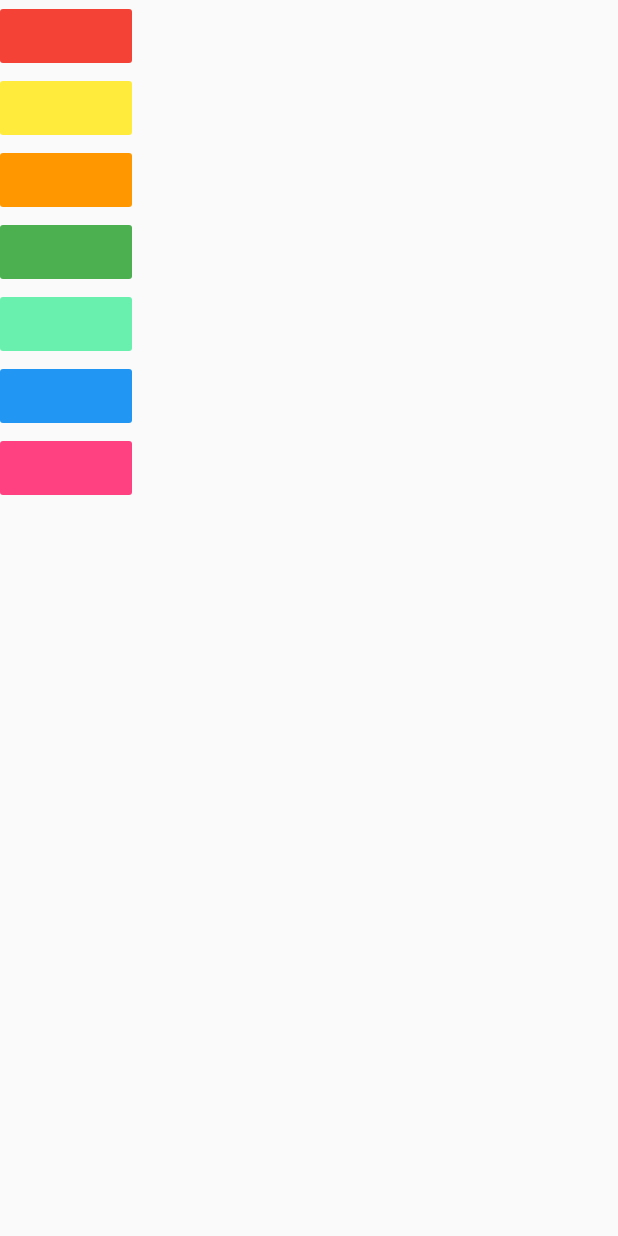
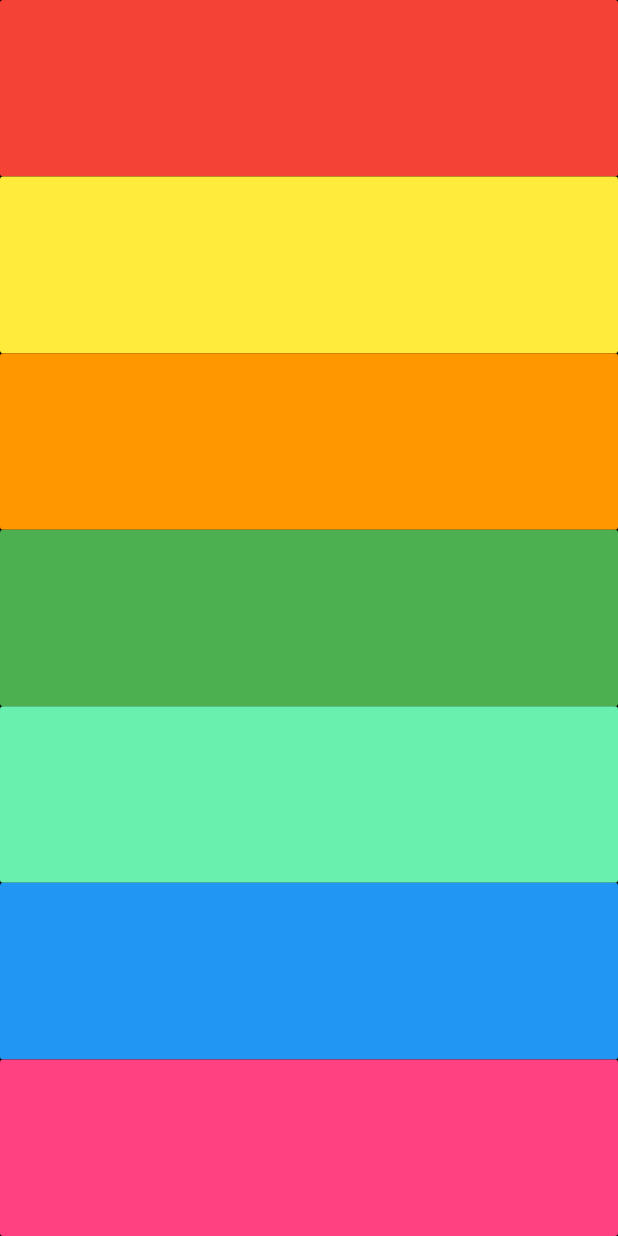
Before and after one commit to konlanz/Xylophone, a Flutter app: the screen it shows after launch, on a phone screen of 412 x 824 dp. Run offline on Flutter 3.47's test engine with Material 2 defaults, Android fonts, the phone set to English and light mode, and no system bars; our stand-ins replace audioplayers.

Commit message:
added the the 7 buttuns which plays thhe colors

```diff
--- a/lib/main.dart
+++ b/lib/main.dart
@@ -7,69 +7,82 @@
 
 class XyloPhone extends StatelessWidget {
   const XyloPhone({Key key}) : super(key: key);
+  void playSound(int note) {
+    final player = AudioCache();
+    player.play('note$note.wav');
+  }
 
   @override
   Widget build(BuildContext context) {
     return Center(
       child: Scaffold(
+        backgroundColor: Colors.black,
         body: SafeArea(
           child: Column(
+            crossAxisAlignment: CrossAxisAlignment.stretch,
             children: [
-              FlatButton(
+              Expanded(
+                child: FlatButton(
                   color: Colors.red,
                   onPressed: () {
-                  final player = AudioCache();
-                  player.play('note1.wav');
+                    playSound(1);
                   },
                   child: Text(''),
                 ),
-              FlatButton(
+              ),
+              Expanded(
+                child: FlatButton(
                   color: Colors.yellow,
                   onPressed: () {
-                  final player = AudioCache();
-                  player.play('note2.wav');
+                    playSound(2);
                   },
                   child: Text(''),
                 ),
-              FlatButton(
+              ),
+              Expanded(
+                child: FlatButton(
                   color: Colors.orange,
                   onPressed: () {
-                  final player = AudioCache();
-                  player.play('note3.wav');
+                    playSound(3);
                   },
                   child: Text(''),
                 ),
-              FlatButton(
+              ),
+              Expanded(
+                child: FlatButton(
                   color: Colors.green,
                   onPressed: () {
-                  final player = AudioCache();
-                  player.play('note4.wav');
+                    playSound(4);
                   },
                   child: Text(''),
                 ),
-              FlatButton(
+              ),
+              Expanded(
+                child: FlatButton(
                   color: Colors.greenAccent,
                   onPressed: () {
-                  final player = AudioCache();
-                  player.play('note5.wav');
+                    playSound(5);
                   },
                   child: Text(''),
                 ),
-              FlatButton(
+              ),
+              Expanded(
+                child: FlatButton(
                   color: Colors.blue,
                   onPressed: () {
-                  final player = AudioCache();
-                  player.play('note6.wav');
+                    playSound(6);
                   },
-                child: Text(' '),
+                  child: Text(''),
                 ),
-              FlatButton(
+              ),
+              Expanded(
+                child: FlatButton(
                   color: Colors.pinkAccent,
                   onPressed: () {
-                  final player = AudioCache();
-                  player.play('note7.wav');
+                    playSound(7);
                   },
-                child: Text(' '),
+                  child: Text(''),
+                ),
               ),
             ],
           ),
```
Lines whose indentation alone changed are shown as unchanged.
